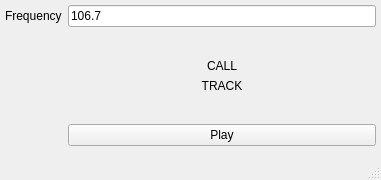
CamK06/nrsc5-gui-plusplus, file src/mainwindow.ui: the form before one commit.
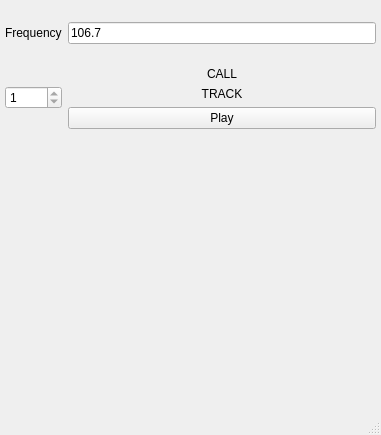
The form after the commit.

The edit to the form file:
```diff
--- a/src/mainwindow.ui
+++ b/src/mainwindow.ui
@@ -7,7 +7,7 @@
     <x>0</x>
     <y>0</y>
     <width>381</width>
-    <height>180</height>
+    <height>435</height>
    </rect>
   </property>
   <property name="windowTitle">
@@ -84,8 +84,31 @@
        </item>
       </layout>
      </item>
+     <item row="2" column="0">
+      <widget class="QSpinBox" name="channelSelection">
+       <property name="minimum">
+        <number>1</number>
+       </property>
+       <property name="maximum">
+        <number>1</number>
+       </property>
+      </widget>
+     </item>
     </layout>
    </widget>
+   <widget class="QLabel" name="imageDisplay">
+    <property name="geometry">
+     <rect>
+      <x>100</x>
+      <y>170</y>
+      <width>200</width>
+      <height>200</height>
+     </rect>
+    </property>
+    <property name="text">
+     <string/>
+    </property>
+   </widget>
   </widget>
   <widget class="QMenuBar" name="menubar">
    <property name="geometry">
```
Left out of the diff: 2 changed lines with no effect on the pictures.
